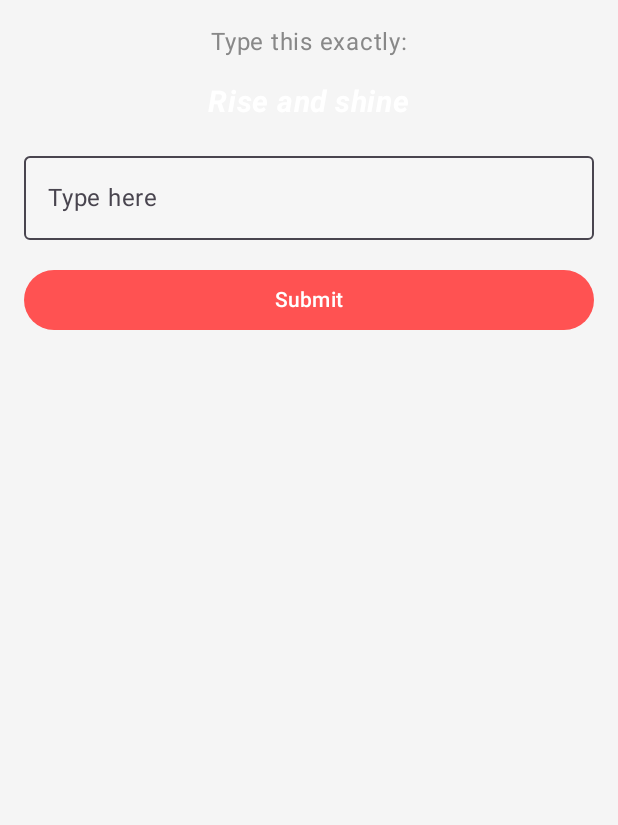
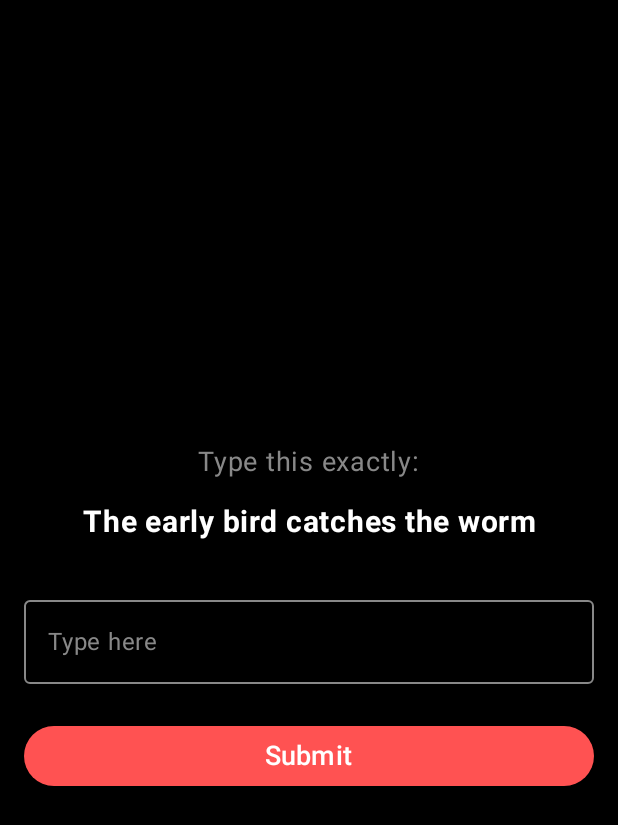
Before and after one commit to mkshaonexe/AuraWake, an Android app built with Jetpack Compose: the composable TypingChallenge shown on its own in the app's theme, on a phone screen of 412 x 824 dp. Shown: the top 825 px of the screen. Run offline under Robolectric (Android 15) with nearby library versions, the phone set to English and light mode, and no system bars.

Commit message:
Feat: Add Snooze & Dismiss logic, improve AlarmService, and fix Typing UI

```diff
--- a/app/src/main/AndroidManifest.xml
+++ b/app/src/main/AndroidManifest.xml
@@ -61,6 +61,11 @@
              </intent-filter>
         </receiver>
 
+        <receiver
+            android:name=".data.alarm.SnoozeReceiver"
+            android:exported="false">
+        </receiver>
+
         <service
             android:name=".data.alarm.AlarmService"
             android:foregroundServiceType="mediaPlayback"
--- a/app/src/main/java/com/alarm/app/data/repository/AlarmRepository.kt
+++ b/app/src/main/java/com/alarm/app/data/repository/AlarmRepository.kt
@@ -7,6 +7,7 @@ import kotlinx.coroutines.flow.Flow
 interface AlarmRepository {
     fun getAllAlarms(): Flow<List<Alarm>>
     suspend fun getAlarmById(id: String): Alarm?
+    suspend fun getAlarm(id: String): Alarm? = getAlarmById(id)
     suspend fun insertAlarm(alarm: Alarm)
     suspend fun updateAlarm(alarm: Alarm)
     suspend fun deleteAlarm(alarm: Alarm)
--- a/app/src/main/java/com/alarm/app/ui/ring/challenges/TypingChallenge.kt
+++ b/app/src/main/java/com/alarm/app/ui/ring/challenges/TypingChallenge.kt
@@ -1,85 +1,125 @@
 package com.alarm.app.ui.ring.challenges
 
+import androidx.compose.foundation.background
+import androidx.compose.foundation.layout.Arrangement
 import androidx.compose.foundation.layout.Column
 import androidx.compose.foundation.layout.Spacer
+import androidx.compose.foundation.layout.fillMaxSize
 import androidx.compose.foundation.layout.fillMaxWidth
 import androidx.compose.foundation.layout.height
 import androidx.compose.foundation.layout.padding
 import androidx.compose.material3.Button
+import androidx.compose.material3.ButtonDefaults
+import androidx.compose.material3.ExperimentalMaterial3Api
+import androidx.compose.material3.MaterialTheme
 import androidx.compose.material3.OutlinedTextField
 import androidx.compose.material3.Text
+import androidx.compose.material3.TextFieldDefaults
 import androidx.compose.runtime.Composable
+import androidx.compose.runtime.LaunchedEffect
 import androidx.compose.runtime.getValue
 import androidx.compose.runtime.mutableStateOf
 import androidx.compose.runtime.remember
 import androidx.compose.runtime.setValue
 import androidx.compose.ui.Alignment
 import androidx.compose.ui.Modifier
+import androidx.compose.ui.focus.FocusRequester
+import androidx.compose.ui.focus.focusRequester
 import androidx.compose.ui.graphics.Color
-import androidx.compose.ui.text.font.FontStyle
+import androidx.compose.ui.platform.LocalSoftwareKeyboardController
 import androidx.compose.ui.text.font.FontWeight
+import androidx.compose.ui.text.style.TextAlign
 import androidx.compose.ui.unit.dp
 import androidx.compose.ui.unit.sp
 
+@OptIn(ExperimentalMaterial3Api::class)
 @Composable
 fun TypingChallenge(
     onCompleted: () -> Unit
 ) {
     val phrases = listOf(
         "The early bird catches the worm",
-        "Rise and shine",
-        "Success is a journey not a destination",
-        "Discipline equals freedom"
+        "Practice makes perfect",
+        "Action speaks louder than words",
+        "Better late than never",
+        "Time is money"
     )
     val targetPhrase = remember { phrases.random() }
+    var userText by remember { mutableStateOf("") }
+    val focusRequester = remember { FocusRequester() }
+    val keyboardController = LocalSoftwareKeyboardController.current
+    var isError by remember { mutableStateOf(false) }
 
-    var input by remember { mutableStateOf("") }
-    var error by remember { mutableStateOf(false) }
+    LaunchedEffect(Unit) {
+        focusRequester.requestFocus()
+        keyboardController?.show()
+    }
 
     Column(
-        modifier = Modifier.padding(16.dp),
-        horizontalAlignment = Alignment.CenterHorizontally
+        modifier = Modifier
+            .fillMaxSize()
+            .background(Color.Black) // Background is Black
+            .padding(16.dp),
+        horizontalAlignment = Alignment.CenterHorizontally,
+        verticalArrangement = Arrangement.Center
     ) {
         Text(
             text = "Type this exactly:",
-            color = Color.Gray
-        )
-        Text(
-            text = targetPhrase,
-            fontSize = 20.sp,
-            fontWeight = FontWeight.Bold,
-            fontStyle = FontStyle.Italic,
-            color = Color.White,
-            modifier = Modifier.padding(vertical = 16.dp)
-        )
-
-        OutlinedTextField(
-            value = input,
-            onValueChange = { input = it; error = false },
-            label = { Text("Type here") },
-            isError = error,
-            modifier = Modifier.fillMaxWidth(),
-            colors = androidx.compose.material3.TextFieldDefaults.colors(
-                focusedContainerColor = Color.White.copy(alpha = 0.1f),
-                unfocusedContainerColor = Color.White.copy(alpha = 0.1f),
-                focusedTextColor = Color.White,
-                unfocusedTextColor = Color.White
-            )
+            color = Color.Gray,
+            fontSize = 18.sp
         )
 
         Spacer(modifier = Modifier.height(16.dp))
 
+        Text(
+            text = targetPhrase,
+            color = Color.White, // White text for visibility
+            fontSize = 20.sp,
+            fontWeight = FontWeight.Bold,
+            textAlign = TextAlign.Center
+        )
+
+        Spacer(modifier = Modifier.height(32.dp))
+
+        OutlinedTextField(
+            value = userText,
+            onValueChange = {
+                userText = it
+                isError = false
+            },
+            label = { Text("Type here") },
+            modifier = Modifier
+                .fillMaxWidth()
+                .focusRequester(focusRequester),
+            colors = TextFieldDefaults.outlinedTextFieldColors(
+                focusedTextColor = Color.White,
+                unfocusedTextColor = Color.White,
+                cursorColor = MaterialTheme.colorScheme.primary,
+                focusedBorderColor = MaterialTheme.colorScheme.primary,
+                unfocusedBorderColor = Color.Gray,
+                focusedLabelColor = MaterialTheme.colorScheme.primary,
+                unfocusedLabelColor = Color.Gray
+            ),
+            singleLine = true,
+            isError = isError
+        )
+
+        Spacer(modifier = Modifier.height(24.dp))
+
         Button(
             onClick = {
-                if (input == targetPhrase) {
+                if (userText.trim().equals(targetPhrase, ignoreCase = true)) {
                     onCompleted()
                 } else {
-                    error = true
+                    isError = true
                 }
             },
-            modifier = Modifier.fillMaxWidth()
+            modifier = Modifier.fillMaxWidth(),
+            colors = ButtonDefaults.buttonColors(
+                containerColor = MaterialTheme.colorScheme.primary
+            )
         ) {
-            Text("Submit")
+            Text("Submit", fontSize = 18.sp)
         }
     }
 }
```
Also changed, not shown: app/src/main/java/com/alarm/app/MainActivity.kt (+21 -6 lines), app/src/main/java/com/alarm/app/data/alarm/AlarmService.kt (+63 -69 lines), app/src/main/java/com/alarm/app/data/alarm/SnoozeReceiver.kt (added, +44 -0 lines), app/src/main/java/com/alarm/app/ui/ring/AlarmRingingScreen.kt (+41 -5 lines).
